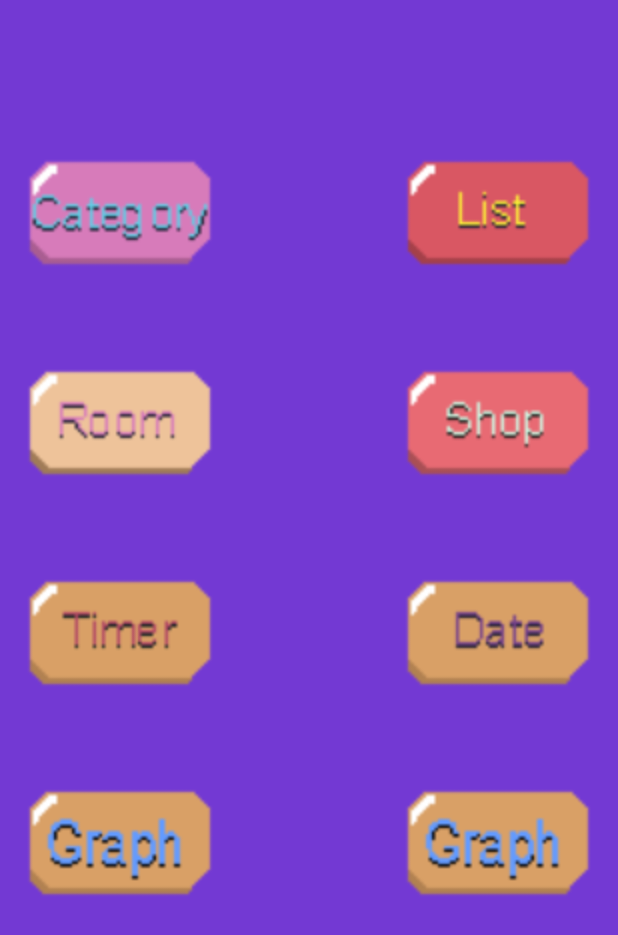
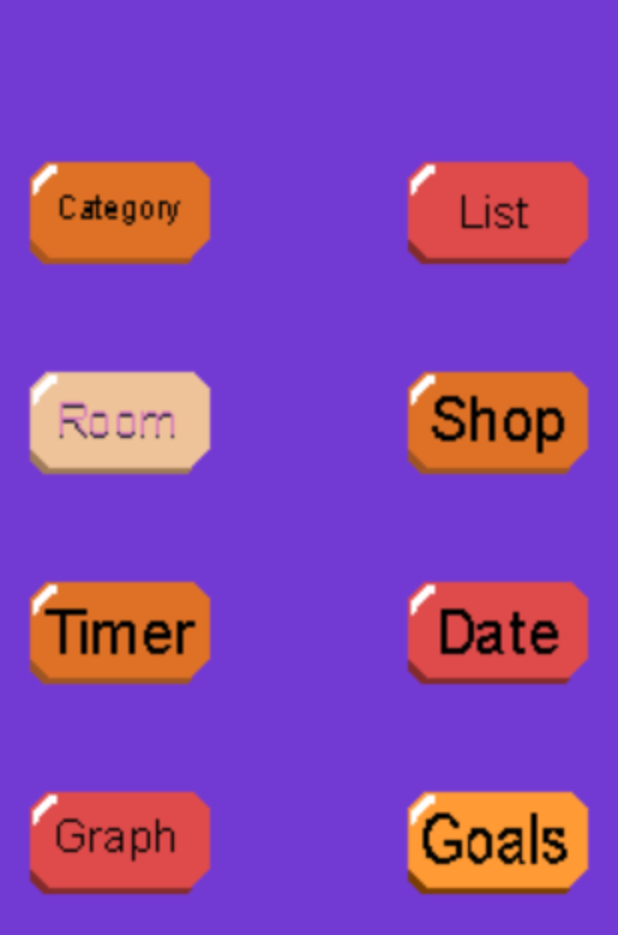
Before and after one commit to mattdelta2/OPCS_POE_Final, an Android app: the MainMenu screen opened directly, with no data from a screen before it, on a phone screen of 412 x 824 dp. Shown: the top 935 px of the screen. Run offline under Robolectric (Android 15) with nearby library versions, the phone set to English and light mode, and no system bars.

Commit message:
Changed to the new buttons

```diff
--- a/OPCS7311_Part2/app/src/main/res/layout/activity_graphs.xml
+++ b/OPCS7311_Part2/app/src/main/res/layout/activity_graphs.xml
@@ -41,7 +41,7 @@
         android:onClick="onBackButtonClick"
         android:scaleX="2"
         android:scaleY="2"
-        android:src="@drawable/backbutton"
+        android:src="@drawable/backrecolor"
         app:layout_constraintStart_toStartOf="parent"
         app:layout_constraintTop_toTopOf="parent" />
 
--- a/OPCS7311_Part2/app/src/main/res/layout/activity_login.xml
+++ b/OPCS7311_Part2/app/src/main/res/layout/activity_login.xml
@@ -40,7 +40,7 @@
         android:scaleY="2"
         app:layout_constraintStart_toStartOf="parent"
         app:layout_constraintTop_toBottomOf="@+id/editTextText2"
-        app:srcCompat="@drawable/loginbutton" />
+        app:srcCompat="@drawable/loginrecolor" />
 
     <ImageButton
         android:id="@+id/btnRegister"
@@ -54,7 +54,7 @@
         android:visibility="visible"
         app:layout_constraintStart_toStartOf="parent"
         app:layout_constraintTop_toBottomOf="@+id/btnLogin"
-        app:srcCompat="@drawable/registerbuttonexport" />
+        app:srcCompat="@drawable/registerrecolor" />
 
     <ImageView
         android:id="@+id/imageView8"
--- a/OPCS7311_Part2/app/src/main/res/layout/activity_main.xml
+++ b/OPCS7311_Part2/app/src/main/res/layout/activity_main.xml
@@ -64,7 +64,7 @@
         android:background="#00FFFFFF"
         android:scaleX="2"
         android:scaleY="2"
-        android:src="@drawable/backbutton" />
+        android:src="@drawable/backrecolor" />
 
 
 </LinearLayout>
--- a/OPCS7311_Part2/app/src/main/res/layout/activity_main_menu.xml
+++ b/OPCS7311_Part2/app/src/main/res/layout/activity_main_menu.xml
@@ -18,7 +18,7 @@
         android:scaleY="2"
         app:layout_constraintStart_toStartOf="parent"
         app:layout_constraintTop_toTopOf="parent"
-        app:srcCompat="@drawable/category" />
+        app:srcCompat="@drawable/categoryrecolor" />
 
     <ImageButton
         android:id="@+id/btnRoom"
@@ -44,7 +44,7 @@
         android:scaleY="2"
         app:layout_constraintEnd_toEndOf="parent"
         app:layout_constraintTop_toBottomOf="@+id/btnList"
-        app:srcCompat="@drawable/shopbutton" />
+        app:srcCompat="@drawable/shoprecolor" />
 
     <ImageButton
         android:id="@+id/btnTimer"
@@ -57,7 +57,7 @@
         android:scaleY="2"
         app:layout_constraintStart_toStartOf="parent"
         app:layout_constraintTop_toBottomOf="@+id/btnRoom"
-        app:srcCompat="@drawable/timerbutton" />
+        app:srcCompat="@drawable/timerrecolor" />
 
     <ImageButton
         android:id="@+id/btnDate"
@@ -70,7 +70,7 @@
         android:scaleY="2"
         app:layout_constraintEnd_toEndOf="parent"
         app:layout_constraintTop_toBottomOf="@+id/btnShop"
-        app:srcCompat="@drawable/datebutton" />
+        app:srcCompat="@drawable/daterecolor" />
 
     <ImageButton
         android:id="@+id/btnList"
@@ -83,7 +83,7 @@
         android:scaleY="2"
         app:layout_constraintEnd_toEndOf="parent"
         app:layout_constraintTop_toTopOf="parent"
-        app:srcCompat="@drawable/listbutton" />
+        app:srcCompat="@drawable/listrecolor" />
 
     <ImageButton
         android:id="@+id/btnGraph"
@@ -96,7 +96,7 @@
         android:scaleY="2"
         app:layout_constraintStart_toStartOf="parent"
         app:layout_constraintTop_toBottomOf="@+id/btnTimer"
-        app:srcCompat="@drawable/graphbutton" />
+        app:srcCompat="@drawable/graphrecolor" />
 
     <ImageButton
         android:id="@+id/btnGoals"
@@ -110,6 +110,6 @@
         android:tint="#00FFFFFF"
         app:layout_constraintEnd_toEndOf="parent"
         app:layout_constraintTop_toBottomOf="@+id/btnDate"
-        app:srcCompat="@drawable/graphbutton" />
+        app:srcCompat="@drawable/goalsbutton" />
 
 </androidx.constraintlayout.widget.ConstraintLayout>
--- a/OPCS7311_Part2/app/src/main/res/layout/activity_player_room.xml
+++ b/OPCS7311_Part2/app/src/main/res/layout/activity_player_room.xml
@@ -33,7 +33,7 @@
         app:layout_constraintEnd_toStartOf="@+id/Timerbtn"
         app:layout_constraintHorizontal_bias="0.0"
         app:layout_constraintStart_toStartOf="parent"
-        app:srcCompat="@drawable/shopbutton" />
+        app:srcCompat="@drawable/shoprecolor" />
 
     <ImageView
         android:id="@+id/imageView6"
@@ -59,7 +59,7 @@
         android:scaleY="2"
         app:layout_constraintBottom_toTopOf="@+id/imageView7"
         app:layout_constraintEnd_toEndOf="parent"
-        app:srcCompat="@drawable/timerbutton" />
+        app:srcCompat="@drawable/timerrecolor" />
 
     <ImageButton
         android:id="@+id/backBtn"
@@ -72,7 +72,7 @@
         android:scaleY="2"
         app:layout_constraintStart_toStartOf="parent"
         app:layout_constraintTop_toTopOf="parent"
-        app:srcCompat="@drawable/backbutton" />
+        app:srcCompat="@drawable/backrecolor" />
 
     <ImageView
         android:id="@+id/imageView7"
--- a/OPCS7311_Part2/app/src/main/res/layout/activity_shop.xml
+++ b/OPCS7311_Part2/app/src/main/res/layout/activity_shop.xml
@@ -20,7 +20,7 @@
         android:scaleY="2"
         app:layout_constraintStart_toStartOf="parent"
         app:layout_constraintTop_toTopOf="parent"
-        app:srcCompat="@drawable/backbutton" />
+        app:srcCompat="@drawable/backrecolor" />
 
     <ImageView
         android:id="@+id/imageView5"
--- a/OPCS7311_Part2/app/src/main/res/layout/activity_timer.xml
+++ b/OPCS7311_Part2/app/src/main/res/layout/activity_timer.xml
@@ -80,7 +80,7 @@
         android:scaleY="2"
         app:layout_constraintStart_toStartOf="parent"
         app:layout_constraintTop_toTopOf="parent"
-        app:srcCompat="@drawable/backbutton" />
+        app:srcCompat="@drawable/backrecolor" />
 
     <ImageView
         android:id="@+id/imageView10"
```
Also changed, not shown: OPCS7311_Part2/app/src/main/res/drawable/backrecolor.png (added), OPCS7311_Part2/app/src/main/res/drawable/categoryrecolor.png (added), OPCS7311_Part2/app/src/main/res/drawable/daterecolor.png (added), OPCS7311_Part2/app/src/main/res/drawable/goalnewcolor.png (added), OPCS7311_Part2/app/src/main/res/drawable/graphrecolor.png (added), OPCS7311_Part2/app/src/main/res/drawable/listrecolor.png (added), OPCS7311_Part2/app/src/main/res/drawable/loginrecolor.png (added), OPCS7311_Part2/app/src/main/res/drawable/registerrecolor.png (added), OPCS7311_Part2/app/src/main/res/drawable/shoprecolor.png (added), OPCS7311_Part2/app/src/main/res/drawable/timerrecolor.png (added).
